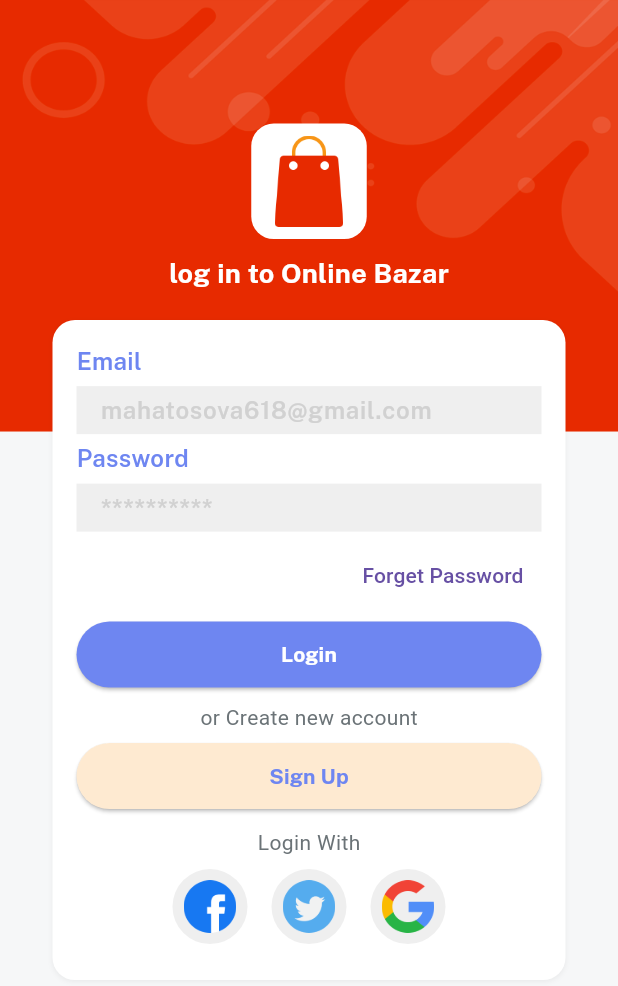
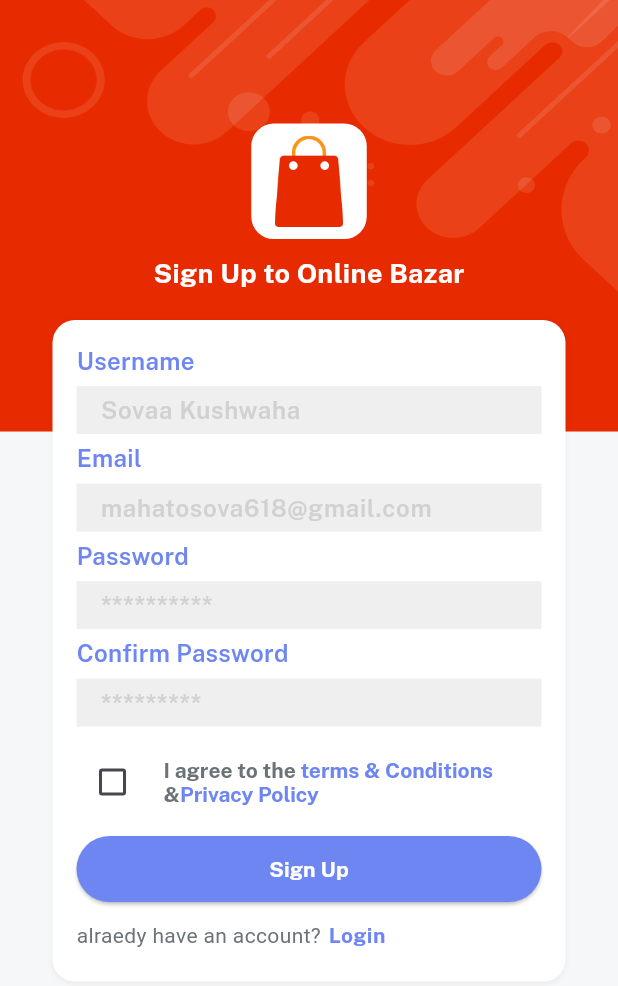
Before and after one commit to sovaamahato/Online-Bazar, a Flutter app: the screen it shows after launch, after a tap on "Sign Up", on a phone screen of 412 x 824 dp. Shown: the top 986 px of the screen. Run offline on Flutter 3.47's test engine with Material 3 defaults, Android fonts, the phone set to English and light mode, and no system bars; our stand-ins replace get, velocity_x.

Commit message:
sign up page done

```diff
--- a/lib/auth/login_screen.dart
+++ b/lib/auth/login_screen.dart
@@ -1,5 +1,7 @@
 import 'package:flutter/material.dart';
+import 'package:get/get.dart';
 import 'package:get/get_connect/http/src/utils/utils.dart';
+import 'package:online_bazar/auth/signup_screen.dart';
 import 'package:online_bazar/consts/consts.dart';
 import 'package:online_bazar/consts/lists.dart';
 import 'package:online_bazar/widgets/bg_widget.dart';
@@ -42,18 +44,26 @@ class LoginScreen extends StatelessWidget {
                   child: TextButton(
                       onPressed: () {}, child: "Forget Password".text.make())),
               5.heightBox,
+
+              //login button------------------
               MyButton("Login", redColor, whiteColor, () {})
                   .box
                   .width(context.screenWidth - 50)
                   .make(),
               8.heightBox,
+              //text  don not have account -------------------------
               "or Create new account".text.color(fontGrey).make(),
               5.heightBox,
-              MyButton("Sign Up", lightGolden, redColor, () {})
+              //signup button ----------------------
+              MyButton("Sign Up", lightGolden, redColor, () {
+                Get.to(()=>SignUpScreen());
+              })
                   .box
                   .width(context.screenWidth - 50)
                   .make(),
               10.heightBox,
+
+              //google and other ways to login------------------------
               "Login With".text.color(fontGrey).make(),
               Row(
                 mainAxisAlignment: MainAxisAlignment.center,
--- /dev/null
+++ b/lib/auth/signup_screen.dart
@@ -0,0 +1,121 @@
+import 'package:flutter/material.dart';
+import 'package:get/get.dart';
+import 'package:get/get_connect/http/src/utils/utils.dart';
+import 'package:online_bazar/auth/login_screen.dart';
+import 'package:online_bazar/consts/consts.dart';
+import 'package:online_bazar/consts/lists.dart';
+import 'package:online_bazar/widgets/bg_widget.dart';
+import 'package:online_bazar/widgets/custom_textfield.dart';
+import 'package:online_bazar/widgets/my_button.dart';
+
+import '../widgets/app_logo_widget.dart';
+
+class SignUpScreen extends StatelessWidget {
+  //const SignUpScreen({super.key});
+  TextEditingController emailController = TextEditingController();
+
+  @override
+  Widget build(BuildContext context) {
+    return bgWiddget(Container(
+      child: Center(
+          child: Column(
+        children: [
+          (context.screenHeight * 0.1).heightBox,
+          //applogo wodget(its remaining to create)
+          appLogoWidget(),
+
+          //space
+          10.heightBox,
+
+          //text
+          "Sign Up to $appname".text.fontFamily(bold).white.size(18).make(),
+
+          //space
+          18.heightBox,
+
+          //login wala container here---------------
+          Column(
+            children: [
+              CustomTextField(title: "Username", hint: "Sovaa Kushwaha"),
+              CustomTextField(title: "Email", hint: "mahatosova618@gmail.com"),
+              CustomTextField(title: "Password", hint: "**********"),
+              CustomTextField(title: "Confirm Password", hint: "*********"),
+
+
+             //terms and conditions check box
+              8.heightBox,
+              Row(
+                children: [
+                  Checkbox(
+                      checkColor: redColor,
+                      value: false,
+                      onChanged: (newvalue) {}),
+                  10.widthBox,
+                  Expanded(
+                    child: RichText(
+                        text: const TextSpan(children: [
+                      TextSpan(
+                        text: "I agree to the ",
+                        style: TextStyle(
+                          color: fontGrey,
+                          fontFamily: bold,
+                        ),
+                      ),
+                      TextSpan(
+                        text: "terms & Conditions ",
+                        style: TextStyle(
+                          color: redColor,
+                          fontFamily: bold,
+                        ),
+                      ),
+                      TextSpan(
+                        text: " &",
+                        style: TextStyle(
+                          color: fontGrey,
+                          fontFamily: bold,
+                        ),
+                      ),
+                      TextSpan(
+                        text: "Privacy Policy",
+                        style: TextStyle(
+                          color: redColor,
+                          fontFamily: bold,
+                        ),
+                      ),
+                    ])),
+                  ),
+                ],
+              ),
+              //--------sign up button
+               10.heightBox,
+              MyButton("Sign Up", redColor, whiteColor, () {})
+                  .box
+                  .width(context.screenWidth - 50)
+                  .make(),
+10.heightBox,
+                  Row(
+                    children: [
+                      "alraedy have an account?".text.color(fontGrey).make(),
+                      5.widthBox,
+
+                      //this login button is wraped with gesturedector of velocity x (you only need to write .onTap ())
+                      "Login".text.color(redColor).fontFamily(bold).make().onTap(() {
+                        Get.back();
+                      }),
+                    ],
+                  ),
+              5.heightBox,
+            ],
+          )
+              .box
+              .white
+              .rounded
+              .padding(EdgeInsets.all(16))
+              .width(context.screenWidth - 70)
+              .shadowSm
+              .make(),
+        ],
+      )),
+    ));
+  }
+}
--- a/lib/widgets/my_button.dart
+++ b/lib/widgets/my_button.dart
@@ -6,8 +6,6 @@ Widget MyButton(String ?title, bgcolor, textcolor, onpress) {
   return ElevatedButton(
       style: ElevatedButton.styleFrom(
           backgroundColor: bgcolor, padding: const EdgeInsets.all(12)),
-      onPressed: () {
-        onpress;
-      },
+      onPressed: onpress,
       child: title!.text.color(textcolor).fontFamily(bold).make());
 }
```
